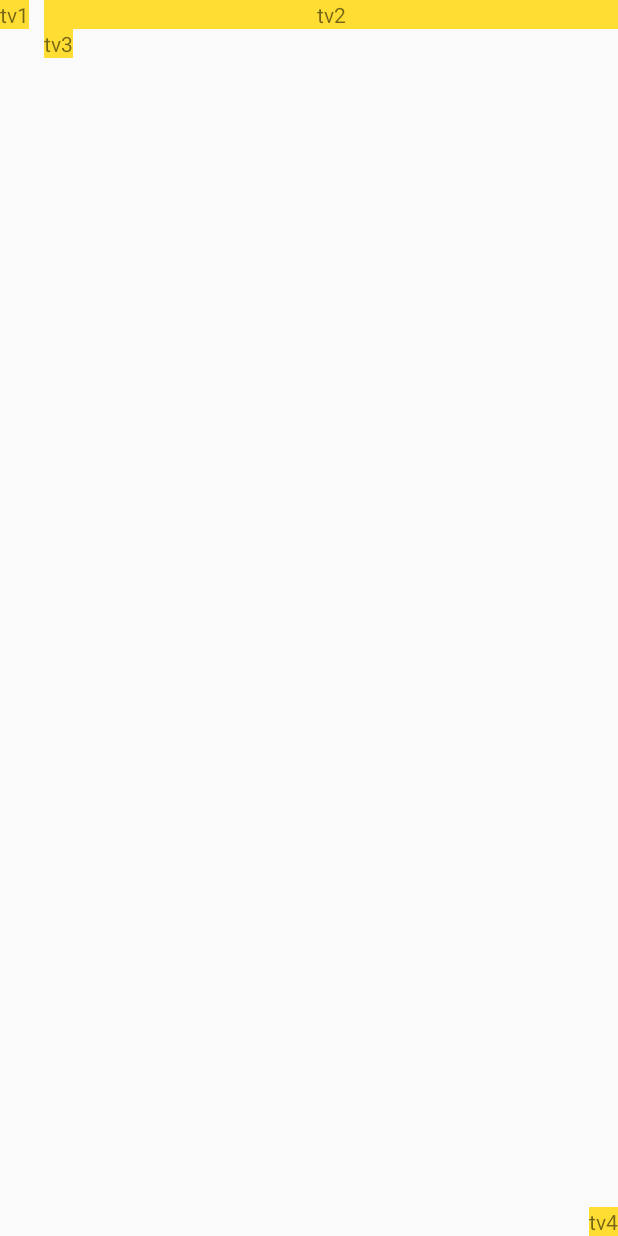
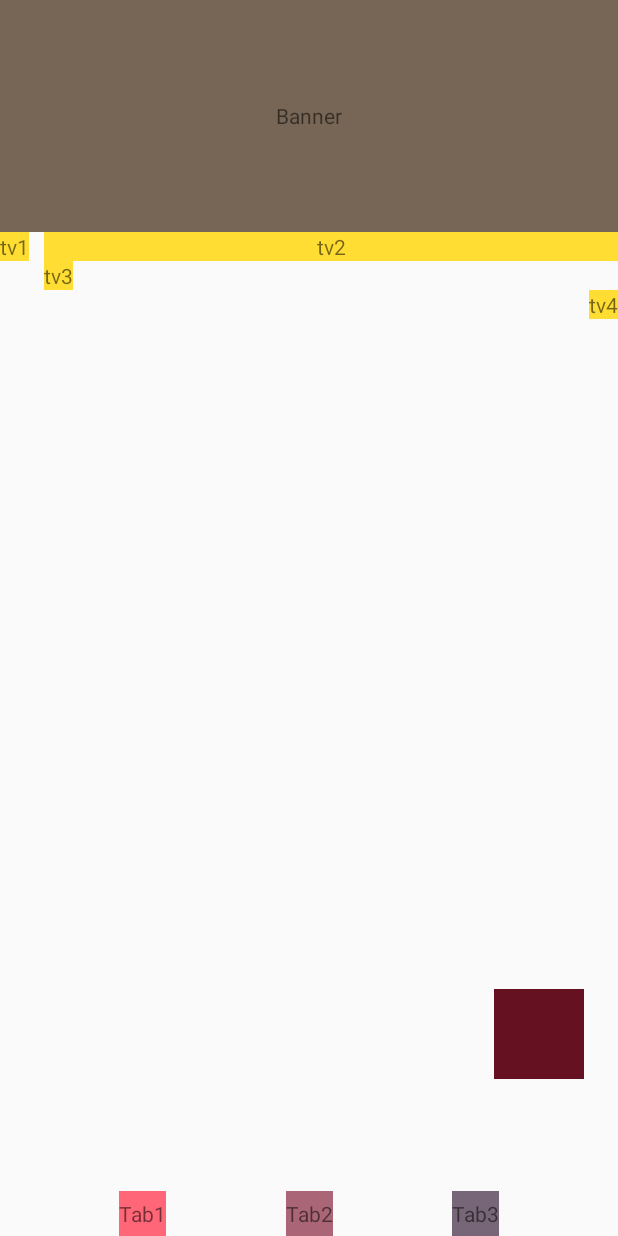
Before and after one commit to lixinxinlove/RxJavaDemo, an Android app: the ConstraintLayoutActivity screen opened directly, with no data from a screen before it, on a phone screen of 412 x 824 dp. Run offline under Robolectric (Android 15) with nearby library versions, the phone set to English and light mode, and no system bars; network calls fail.

Commit message:
添加 ConstraintLayout 使用2

```diff
--- a/app/src/main/res/layout/activity_constraint_layout.xml
+++ b/app/src/main/res/layout/activity_constraint_layout.xml
@@ -6,6 +6,21 @@
     android:layout_height="match_parent"
     tools:context="com.love.rxjavademo.activity.ConstraintLayoutActivity">
 
+
+    <TextView
+        android:id="@+id/banner"
+        android:layout_width="0dp"
+        android:layout_height="0dp"
+        android:background="#765"
+        android:gravity="center"
+        android:text="Banner"
+        app:layout_constraintDimensionRatio="H,16:6"
+        app:layout_constraintLeft_toLeftOf="parent"
+        app:layout_constraintRight_toRightOf="parent" />
+
+    <!-- app:layout_constraintDimensionRatio="H,16:6"  宽高比 -->
+
+
     <TextView
         android:id="@+id/tv1"
         android:layout_width="wrap_content"
@@ -13,7 +28,8 @@
         android:background="#fd3"
         android:gravity="center"
         android:text="tv1"
-        app:layout_constraintLeft_toLeftOf="parent" />
+        app:layout_constraintLeft_toLeftOf="parent"
+        app:layout_constraintTop_toBottomOf="@id/banner" />
 
     <TextView
         android:id="@+id/tv2"
@@ -24,7 +40,8 @@
         android:gravity="center"
         android:text="tv2"
         app:layout_constraintLeft_toRightOf="@id/tv1"
-        app:layout_constraintRight_toRightOf="parent" />
+        app:layout_constraintRight_toRightOf="parent"
+        app:layout_constraintTop_toBottomOf="@id/banner" />
 
     <TextView
         android:id="@+id/tv3"
@@ -43,8 +60,70 @@
         android:background="#fd3"
         android:gravity="center"
         android:text="tv4"
-        app:layout_constraintBottom_toBottomOf="parent"
-        app:layout_constraintRight_toRightOf="parent" />
+        app:layout_constraintRight_toRightOf="parent"
+        app:layout_constraintTop_toBottomOf="@id/tv3" />
     <!--自己的右边和谁的右边对齐-->
 
+
+    <TextView
+        app:layout_constraintVertical_chainStyle="spread_inside"
+        android:id="@+id/tab1"
+        android:layout_width="wrap_content"
+        android:layout_height="30dp"
+        android:background="#f67"
+        android:gravity="center"
+        android:text="Tab1"
+        app:layout_constraintBottom_toBottomOf="parent"
+        app:layout_constraintLeft_toLeftOf="parent"
+        app:layout_constraintRight_toLeftOf="@+id/tab2" />
+
+    <TextView
+        app:layout_constraintVertical_chainStyle="spread_inside"
+        android:id="@+id/tab2"
+        android:layout_width="wrap_content"
+        android:layout_height="30dp"
+        android:background="#A67"
+        android:gravity="center"
+        android:text="Tab2"
+        app:layout_constraintBottom_toBottomOf="parent"
+        app:layout_constraintLeft_toRightOf="@id/tab1"
+        app:layout_constraintRight_toLeftOf="@+id/tab3" />
+
+    <TextView
+        app:layout_constraintVertical_chainStyle="spread_inside"
+        android:id="@+id/tab3"
+        android:layout_width="wrap_content"
+        android:layout_height="30dp"
+        android:background="#767"
+        android:gravity="center"
+        android:text="Tab3"
+        app:layout_constraintBottom_toBottomOf="parent"
+        app:layout_constraintLeft_toRightOf="@id/tab2"
+        app:layout_constraintRight_toRightOf="parent" />
+
+
+    <android.support.constraint.Guideline
+        android:id="@+id/guideline_h"
+        android:layout_width="wrap_content"
+        android:layout_height="wrap_content"
+        android:orientation="horizontal"
+        app:layout_constraintGuide_percent="0.8" />
+
+
+    <android.support.constraint.Guideline
+        android:id="@+id/guideline_w"
+        android:layout_width="wrap_content"
+        android:layout_height="wrap_content"
+        android:orientation="vertical"
+        app:layout_constraintGuide_percent="0.8" />
+
+    <TextView
+        android:layout_width="60dp"
+        android:layout_height="60dp"
+        android:background="#612"
+        app:layout_constraintLeft_toRightOf="@id/guideline_w"
+        app:layout_constraintTop_toBottomOf="@id/guideline_h" />
+
+
+
 </android.support.constraint.ConstraintLayout>
```
